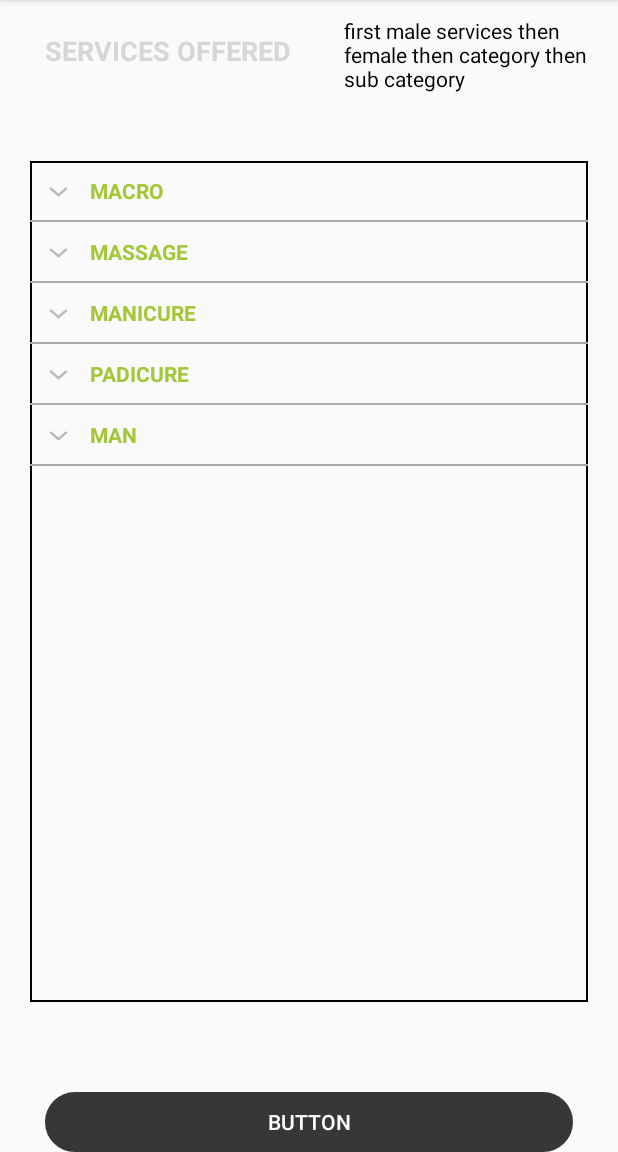
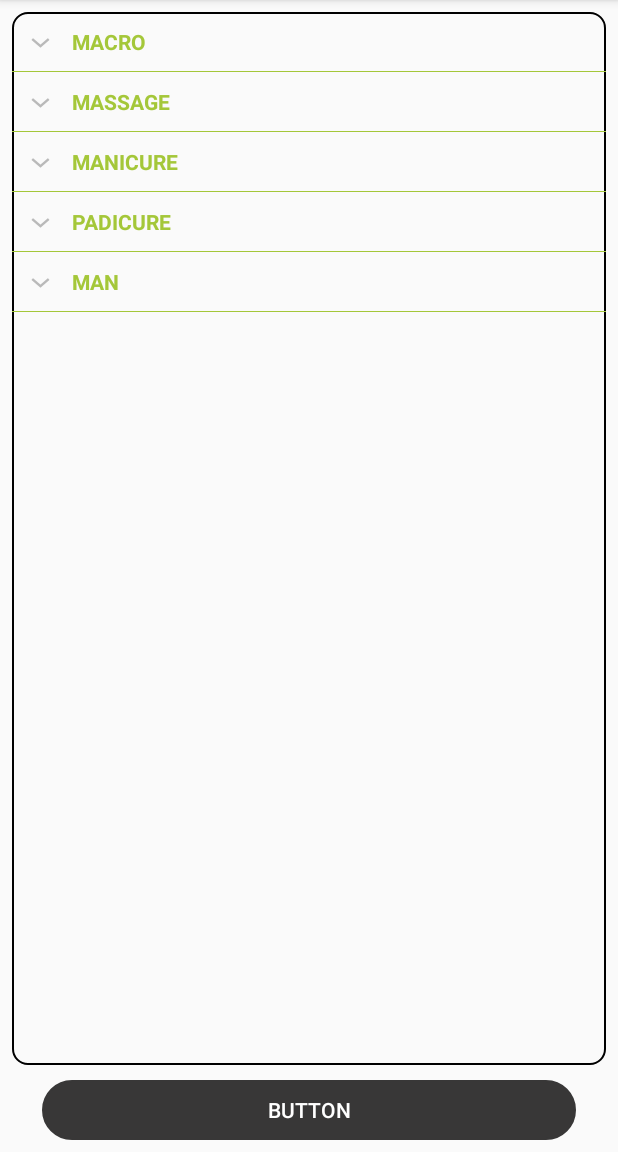
Before and after one commit to CreatorsDesireSolution/CadAppForUser, an Android app: the FreelancerServicesOffered screen opened directly, with no data from a screen before it, on a phone screen of 412 x 824 dp, the part 84-1236 px from its top. Run offline under Robolectric (Android 15) with nearby library versions, the phone set to English and light mode, and no system bars.

Commit message:
done
done

```diff
--- a/app/src/main/res/layout/activity_act__list.xml
+++ b/app/src/main/res/layout/activity_act__list.xml
@@ -1,87 +1,40 @@
-<?xml version="1.0" encoding="utf-8"?>
-<LinearLayout xmlns:android="http://schemas.android.com/apk/res/android"
-    xmlns:app="http://schemas.android.com/apk/res-auto"
+<RelativeLayout xmlns:android="http://schemas.android.com/apk/res/android"
     xmlns:tools="http://schemas.android.com/tools"
     android:layout_width="match_parent"
     android:layout_height="match_parent"
-    android:orientation="vertical"
-    >
-
-
-
-
-
-    <LinearLayout
-        android:id="@+id/linearmain"
+    android:paddingLeft="@dimen/activity_horizontal_margin"
+    android:paddingRight="@dimen/activity_horizontal_margin"
+    android:paddingTop="@dimen/activity_vertical_margin"
+    android:paddingBottom="@dimen/activity_vertical_margin"
+  >
+    <ExpandableListView
+        android:id="@+id/expandableListView"
+        android:layout_height="match_parent"
+        android:layout_marginBottom="50dp"
         android:layout_width="match_parent"
-        android:layout_height="wrap_content"
-        android:orientation="horizontal"
-        android:weightSum="1"
-        tools:context=".Act_Cancelation">
-
-        <TextView
-            android:layout_width="wrap_content"
-            android:layout_height="wrap_content"
-            android:layout_marginLeft="30dp"
-            android:layout_marginTop="20dp"
-            android:text="SERVICES OFFERED"
-            android:textColor="@color/quantum_orange"
-            android:textSize="18sp"
-            android:textStyle="bold" />
-
-        <TextView
-            android:layout_width="wrap_content"
-            android:layout_height="wrap_content"
-            android:layout_marginLeft="30dp"
-            android:layout_marginTop="5dp"
-            android:layout_marginRight="10dp"
-            android:padding="5dp"
-            android:text="@string/services"
-            android:textColor="#000000"
-            android:textSize="14sp" />
-
-
-    </LinearLayout>
+        android:background="@drawable/background2"
+        android:indicatorLeft="?android:attr/expandableListPreferredItemIndicatorLeft"
+        android:divider="#A4C739"
+        android:dividerHeight="0.5dp" />
 
     <RelativeLayout
-        android:layout_width="match_parent"
+        android:layout_width="wrap_content"
         android:layout_height="wrap_content"
-        android:layout_marginTop="20dp"
-        >
-
-        <ExpandableListView
-            android:id="@+id/expandableListView"
-            android:layout_width="match_parent"
-            android:layout_height="match_parent"
-            android:layout_marginBottom="100dp"
-            android:layout_marginLeft="20dp"
-            android:layout_marginTop="20dp"
-            android:layout_marginRight="20dp"
-            android:background="@drawable/background_list"
-            android:divider="@android:color/darker_gray"
-            android:dividerHeight="1.5dp"
-            android:indicatorLeft="?android:attr/expandableListPreferredItemIndicatorLeft" />
-
+        android:layout_alignParentBottom="true">
         <Button
             android:layout_width="match_parent"
             android:layout_height="40dp"
+            android:layout_marginTop="10dp"
             android:text="Button"
-            android:layout_alignParentBottom="true"
+            android:layout_marginRight="20dp"
+            android:layout_marginLeft="20dp"
             android:id="@+id/btnNextoffered"
             android:background="@drawable/background_final"
             android:backgroundTint="@color/black"
-            android:layout_marginLeft="30dp"
-            android:layout_marginRight="30dp"
-            android:layout_marginBottom="30dp"
-            android:textColor="#FFF"/>
+            android:textColor="#FFF"
+            >
 
+        </Button>
     </RelativeLayout>
 
-
-
-
-
-
-
-
-</LinearLayout>
+</RelativeLayout>
```
